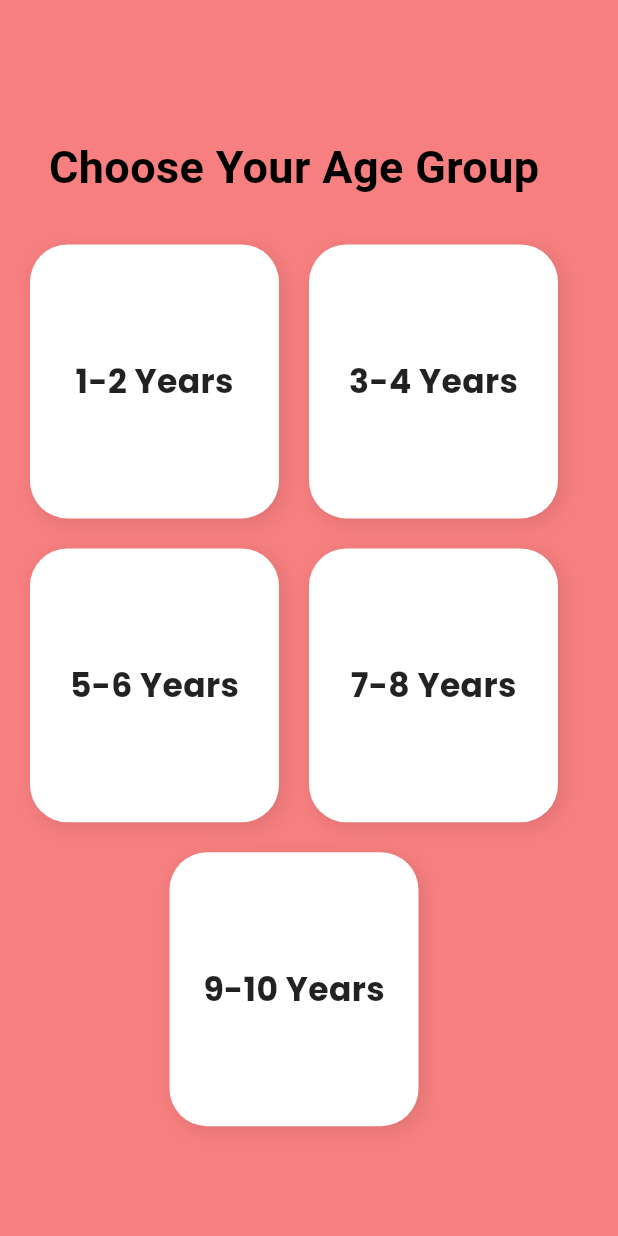
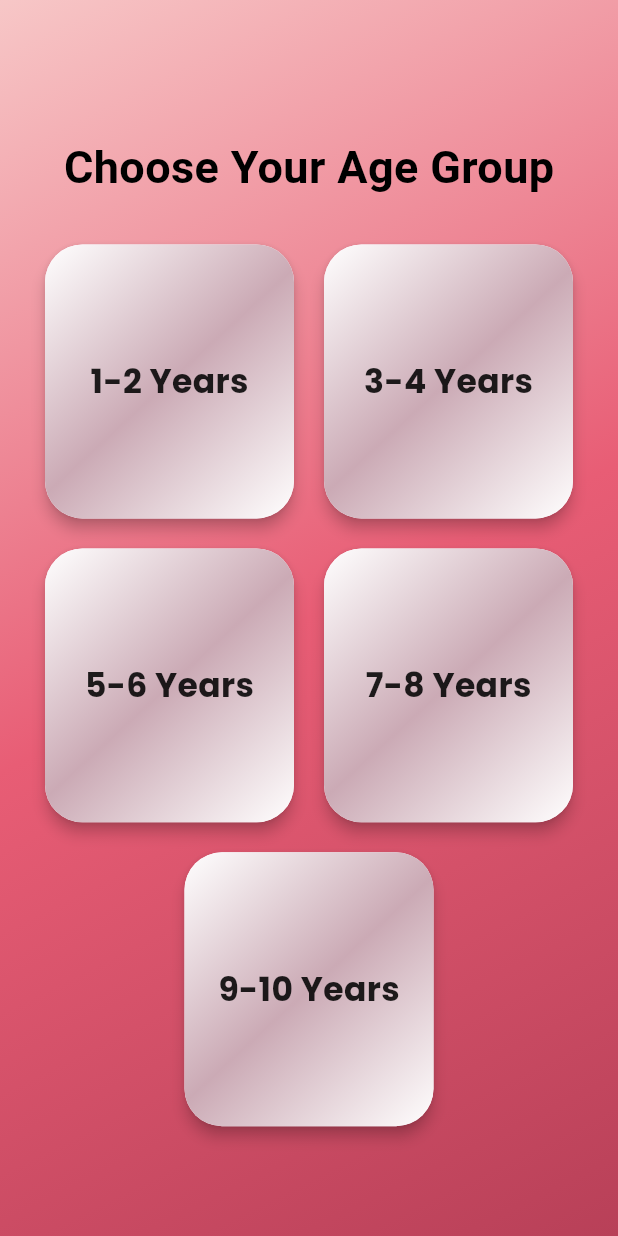
Before and after one commit to Amer12-hussain/YouTube-kids, a Flutter app: the AgeSelectionScreen screen opened directly, on a phone screen of 412 x 824 dp. Run offline on Flutter 3.47's test engine with Material 3 defaults, Android fonts, the phone set to English and light mode, and no system bars; our stand-ins replace google_fonts, google_sign_in, shared_preferences, youtube_player_flutter; accounts and stored records are empty.

Commit message:
Gradient added  in colors

```diff
--- a/lib/YouTube/AgeSelectionScreen.dart
+++ b/lib/YouTube/AgeSelectionScreen.dart
@@ -17,8 +17,21 @@ class AgeSelectionScreen extends StatelessWidget {
   @override
   Widget build(BuildContext context) {
     return Scaffold(
-      backgroundColor: const Color.fromARGB(255, 247, 127, 127),
-      body: Padding(
+      body: Container(
+        width: double.infinity,
+        height: double.infinity,
+        decoration: const BoxDecoration(
+          gradient: LinearGradient(
+            colors: [
+              Color.fromARGB(255, 247, 199, 199),
+              Color(0xFFE85D75),
+              Color.fromARGB(255, 184, 64, 88),
+            ],
+            begin: Alignment.topLeft,
+            end: Alignment.bottomRight,
+          ),
+        ),
+        child: Padding(
           padding: const EdgeInsets.all(20),
           child: Column(
             children: [
@@ -41,23 +54,43 @@ class AgeSelectionScreen extends StatelessWidget {
                       runSpacing: 20,
                       alignment: WrapAlignment.center,
                       children: ageGroups.map((age) {
-                      return GestureDetector(
+                        return Material(
+                          borderRadius: BorderRadius.circular(25),
+                          elevation: 4,
+                          child: InkWell(
+                            borderRadius: BorderRadius.circular(25),
                             onTap: () => _handleAgeTap(context, age),
                             child: Container(
                               width: itemWidth,
                               height: itemWidth * 1.1,
+                              alignment: Alignment.center,
                               decoration: BoxDecoration(
-                            color: Colors.white,
                                 borderRadius: BorderRadius.circular(25),
-                            boxShadow: [
-                              BoxShadow(
-                                color: Colors.black.withOpacity(0.1),
-                                blurRadius: 10,
-                                offset: const Offset(3, 3),
+                                gradient: const LinearGradient(
+                                  colors: [
+                                    Color.fromARGB(
+                                      255,
+                                      255,
+                                      255,
+                                      255,
+                                    ), // Light Pink
+                                    Color.fromARGB(
+                                      255,
+                                      203,
+                                      170,
+                                      181,
+                                    ), // Medium Pink
+                                    Color.fromARGB(
+                                      255,
+                                      255,
+                                      254,
+                                      254,
+                                    ), // Stronger Pink
+                                  ],
+                                  begin: Alignment.topLeft,
+                                  end: Alignment.bottomRight,
                                 ),
-                            ],
                               ),
-                          child: Center(
                               child: Text(
                                 '$age Years',
                                 style: GoogleFonts.poppins(
@@ -77,6 +110,7 @@ class AgeSelectionScreen extends StatelessWidget {
             ],
           ),
         ),
+      ),
     );
   }
 }
```
Also changed, not shown: lib/Signin/index.dart (+14 -20 lines), lib/YouTube/index.dart (+15 -8 lines), lib/YoutubePlayerScreen/ShortsFeedScreen.dart (+12 -5 lines), lib/YoutubePlayerScreen/ShortsVideoPlayer.dart (+65 -17 lines). Lines whose indentation alone changed are shown as unchanged.
